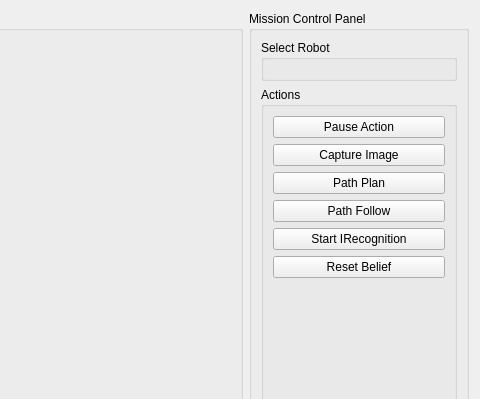
The window that CasPlanner/gui/missioncontroltab.ui (TarekTaha/cas_robotics) describes before a commit, drawn with Qt 5; both pictures show x 226 to 706 and y 0 to 399 of the 706 by 536 pixel window.
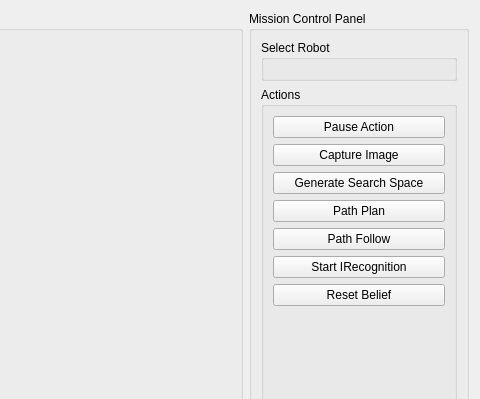
The same window after the commit.

Commit message: -search space generation improvements

What changed in the file:
```diff
--- a/CasPlanner/gui/missioncontroltab.ui
+++ b/CasPlanner/gui/missioncontroltab.ui
@@ -78,6 +78,13 @@
                </property>
               </widget>
              </item>
+             <item>
+              <widget class="QPushButton" name="generateSearchSpace">
+               <property name="text">
+                <string>Generate Search Space</string>
+               </property>
+              </widget>
+             </item>
              <item>
               <widget class="QPushButton" name="pathPlanBtn">
                <property name="text">
```
The commit also changes 11 other files.
